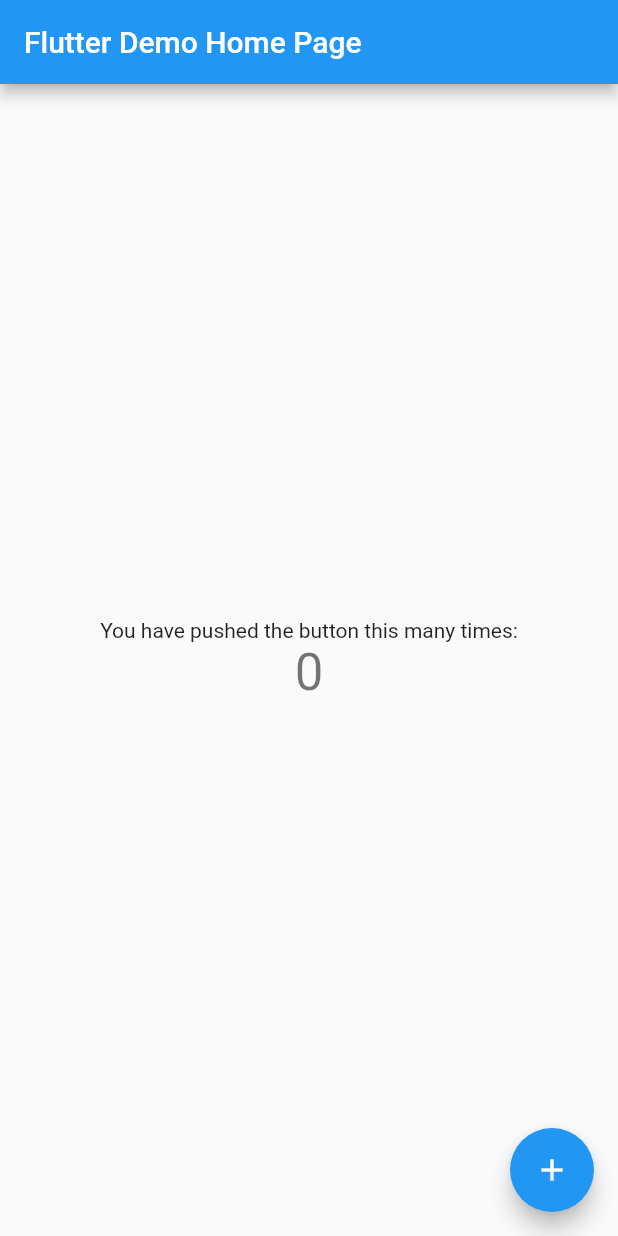
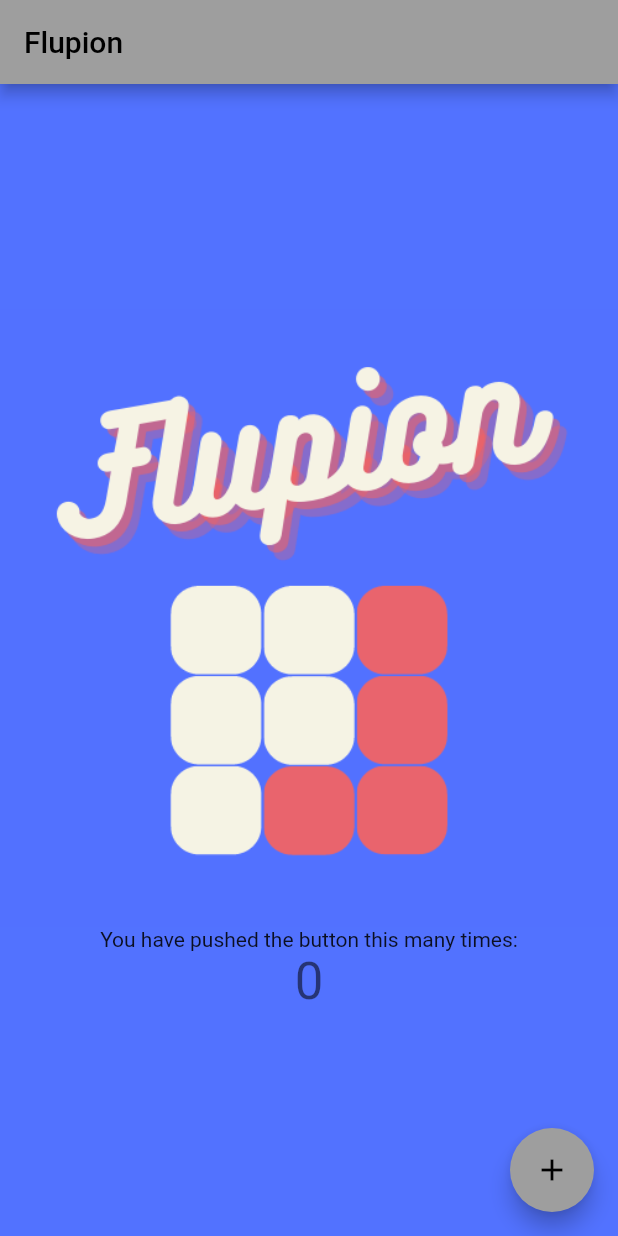
Before and after one commit to remyzer/flupion, a Flutter app: the screen it shows after launch, on a phone screen of 412 x 824 dp. Run offline on Flutter 3.47's test engine with Material 2 defaults, Android fonts, the phone set to English and light mode, and no system bars.

Commit message:
ui + ajout du dossier assets dans pubspec.yaml

```diff
--- a/lib/main.dart
+++ b/lib/main.dart
@@ -7,39 +7,21 @@ void main() {
 class MyApp extends StatelessWidget {
   const MyApp({super.key});
 
-  // This widget is the root of your application.
   @override
   Widget build(BuildContext context) {
     return MaterialApp(
-      title: 'Flutter Demo',
+      title: 'Flupion',
       theme: ThemeData(
-        // This is the theme of your application.
-        //
-        // Try running your application with "flutter run". You'll see the
-        // application has a blue toolbar. Then, without quitting the app, try
-        // changing the primarySwatch below to Colors.green and then invoke
-        // "hot reload" (press "r" in the console where you ran "flutter run",
-        // or simply save your changes to "hot reload" in a Flutter IDE).
-        // Notice that the counter didn't reset back to zero; the application
-        // is not restarted.
-        primarySwatch: Colors.blue,
+        scaffoldBackgroundColor: Color.fromRGBO(82, 114, 255, 1),
+        primarySwatch: Colors.grey,
       ),
-      home: const MyHomePage(title: 'Flutter Demo Home Page'),
+      home: const MyHomePage(title: 'Flupion'),
     );
   }
 }
 
 class MyHomePage extends StatefulWidget {
   const MyHomePage({super.key, required this.title});
-
-  // This widget is the home page of your application. It is stateful, meaning
-  // that it has a State object (defined below) that contains fields that affect
-  // how it looks.
-
-  // This class is the configuration for the state. It holds the values (in this
-  // case the title) provided by the parent (in this case the App widget) and
-  // used by the build method of the State. Fields in a Widget subclass are
-  // always marked "final".
 
   final String title;
 
@@ -52,49 +34,24 @@ class _MyHomePageState extends State<MyHomePage> {
 
   void _incrementCounter() {
     setState(() {
-      // This call to setState tells the Flutter framework that something has
-      // changed in this State, which causes it to rerun the build method below
-      // so that the display can reflect the updated values. If we changed
-      // _counter without calling setState(), then the build method would not be
-      // called again, and so nothing would appear to happen.
       _counter++;
     });
   }
 
   @override
   Widget build(BuildContext context) {
-    // This method is rerun every time setState is called, for instance as done
-    // by the _incrementCounter method above.
-    //
-    // The Flutter framework has been optimized to make rerunning build methods
-    // fast, so that you can just rebuild anything that needs updating rather
-    // than having to individually change instances of widgets.
     return Scaffold(
       appBar: AppBar(
-        // Here we take the value from the MyHomePage object that was created by
-        // the App.build method, and use it to set our appbar title.
         title: Text(widget.title),
       ),
       body: Center(
-        // Center is a layout widget. It takes a single child and positions it
-        // in the middle of the parent.
         child: Column(
-          // Column is also a layout widget. It takes a list of children and
-          // arranges them vertically. By default, it sizes itself to fit its
-          // children horizontally, and tries to be as tall as its parent.
-          //
-          // Invoke "debug painting" (press "p" in the console, choose the
-          // "Toggle Debug Paint" action from the Flutter Inspector in Android
-          // Studio, or the "Toggle Debug Paint" command in Visual Studio Code)
-          // to see the wireframe for each widget.
-          //
-          // Column has various properties to control how it sizes itself and
-          // how it positions its children. Here we use mainAxisAlignment to
-          // center the children vertically; the main axis here is the vertical
-          // axis because Columns are vertical (the cross axis would be
-          // horizontal).
           mainAxisAlignment: MainAxisAlignment.center,
           children: <Widget>[
+            Image.asset(
+              'assets/images/flupion.png',
+              fit: BoxFit.cover,
+            ),
             const Text(
               'You have pushed the button this many times:',
             ),
--- a/pubspec.yaml
+++ b/pubspec.yaml
@@ -60,8 +60,8 @@ flutter:
   uses-material-design: true
 
   # To add assets to your application, add an assets section, like this:
-  # assets:
-  #   - images/a_dot_burr.jpeg
+  assets:
+    - assets/images/
   #   - images/a_dot_ham.jpeg
 
   # An image asset can refer to one or more resolution-specific "variants", see
```
Also changed, not shown: assets/images/flupion.png (added).
